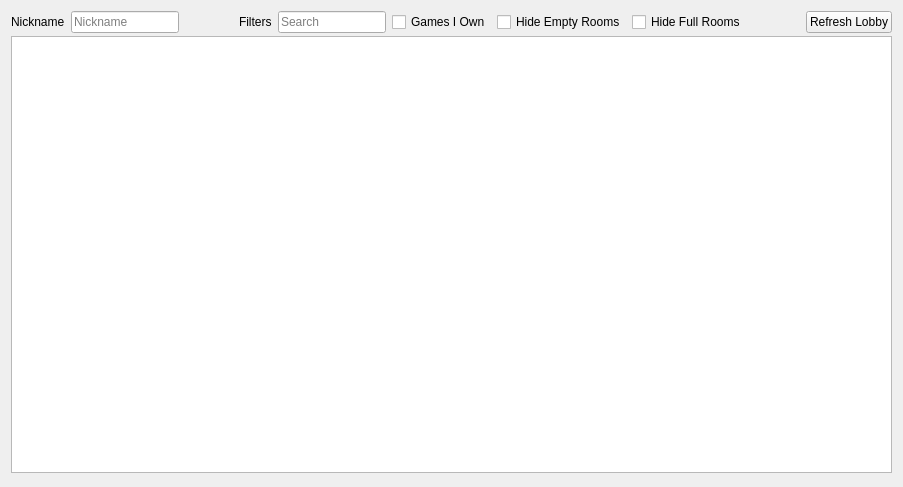
ddddng/Lichii, file src/lichii/multiplayer/lobby.ui: the form before one commit.
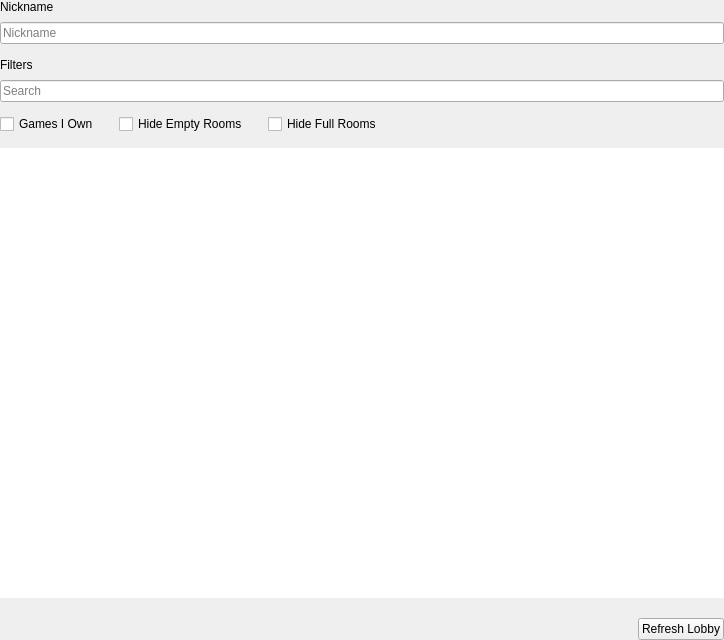
The form after the commit.

Commit message: Multiplayer: Public Room Browser and password prompt from Paper

Diff of the .ui file:
```diff
--- a/src/lichii/multiplayer/lobby.ui
+++ b/src/lichii/multiplayer/lobby.ui
@@ -6,26 +6,34 @@
    <rect>
     <x>0</x>
     <y>0</y>
-    <width>903</width>
-    <height>487</height>
+    <width>724</width>
+    <height>640</height>
    </rect>
   </property>
   <property name="windowTitle">
    <string>Public Room Browser</string>
   </property>
   <layout class="QVBoxLayout" name="verticalLayout">
-   <item>
-    <layout class="QVBoxLayout" name="verticalLayout_2">
      <property name="spacing">
-      <number>3</number>
-     </property>
+    <number>14</number>
+   </property>
+   <property name="leftMargin">
+    <number>0</number>
+   </property>
+   <property name="topMargin">
+    <number>0</number>
+   </property>
+   <property name="rightMargin">
+    <number>0</number>
+   </property>
+   <property name="bottomMargin">
+    <number>0</number>
+   </property>
      <item>
-      <layout class="QHBoxLayout" name="horizontalLayout_3">
+    <layout class="QVBoxLayout" name="nickname_group">
        <property name="spacing">
-        <number>6</number>
-       </property>
-       <item>
-        <layout class="QHBoxLayout" name="horizontalLayout_5">
+      <number>8</number>
+     </property>
          <item>
           <widget class="QLabel" name="label">
            <property name="text">
@@ -40,19 +48,13 @@
            </property>
           </widget>
          </item>
-         <item>
-          <spacer name="horizontalSpacer_2">
-           <property name="orientation">
-            <enum>Qt::Horizontal</enum>
-           </property>
-           <property name="sizeHint" stdset="0">
-            <size>
-             <width>40</width>
-             <height>20</height>
-            </size>
-           </property>
-          </spacer>
-         </item>
+    </layout>
+   </item>
+   <item>
+    <layout class="QVBoxLayout" name="filter_group">
+     <property name="spacing">
+      <number>8</number>
+     </property>
          <item>
           <widget class="QLabel" name="label_2">
            <property name="text">
@@ -71,6 +73,14 @@
           </widget>
          </item>
          <item>
+      <layout class="QHBoxLayout" name="filter_row">
+       <property name="spacing">
+        <number>20</number>
+       </property>
+       <property name="topMargin">
+        <number>4</number>
+       </property>
+       <item>
           <widget class="QCheckBox" name="games_owned">
            <property name="text">
             <string>Games I Own</string>
@@ -92,14 +102,43 @@
           </widget>
          </item>
          <item>
-          <spacer name="horizontalSpacer">
+        <spacer name="filter_spacer">
            <property name="orientation">
             <enum>Qt::Horizontal</enum>
            </property>
            <property name="sizeHint" stdset="0">
             <size>
-             <width>40</width>
-             <height>20</height>
+           <width>0</width>
+           <height>0</height>
+          </size>
+         </property>
+        </spacer>
+       </item>
+      </layout>
+     </item>
+    </layout>
+   </item>
+   <item>
+    <widget class="QTreeView" name="room_list">
+     <property name="frameShape">
+      <enum>QFrame::NoFrame</enum>
+     </property>
+    </widget>
+   </item>
+   <item>
+    <layout class="QHBoxLayout" name="action_row">
+     <property name="topMargin">
+      <number>6</number>
+     </property>
+     <item>
+      <spacer name="action_spacer">
+       <property name="orientation">
+        <enum>Qt::Horizontal</enum>
+       </property>
+       <property name="sizeHint" stdset="0">
+        <size>
+         <width>0</width>
+         <height>0</height>
             </size>
            </property>
           </spacer>
@@ -110,16 +149,6 @@
             <string>Refresh Lobby</string>
            </property>
           </widget>
-         </item>
-        </layout>
-       </item>
-      </layout>
-     </item>
-     <item>
-      <widget class="QTreeView" name="room_list"/>
-     </item>
-     <item>
-      <widget class="QWidget" name="widget" native="true"/>
      </item>
     </layout>
    </item>
```
Lines whose indentation alone changed are shown as unchanged. The commit also changes 3 other files.
